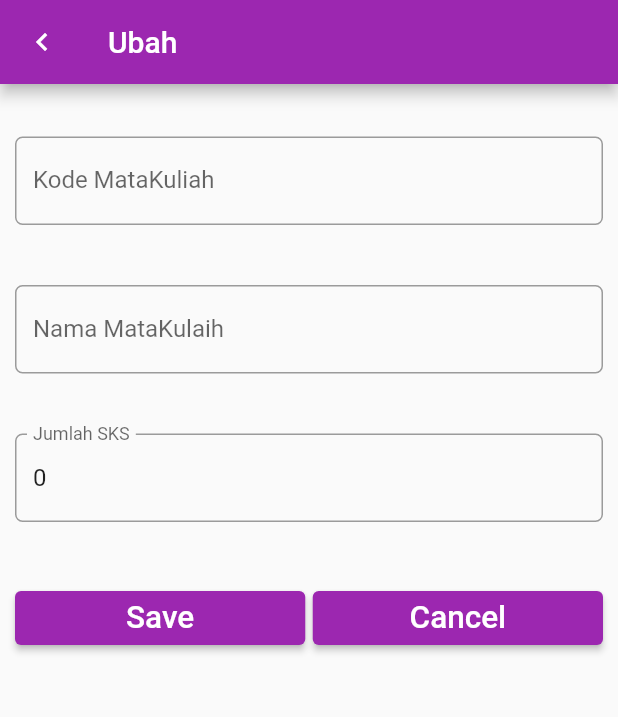
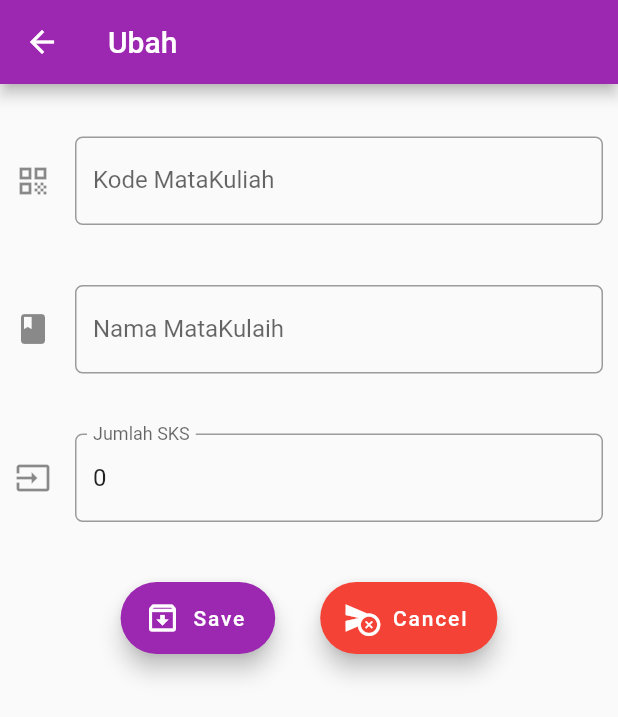
Before and after one commit to ririssilvia/Pemrograman-Mobile-flutter-UTS-Akademik-Minggu8, a Flutter app: the EntryForm screen opened directly with empty values, on a phone screen of 412 x 824 dp. Shown: the top 717 px of the screen. Run offline on Flutter 3.47's test engine with Material 2 defaults, Android fonts, the phone set to English and light mode, and no system bars; our stand-ins replace sqflite; accounts and stored records are empty; network calls fail.

Commit message:
Menambahkan dan memodifikasi home matakuliah  dan matakuliahEntryForm

```diff
--- a/lib/matakuliahEntryForm.dart
+++ b/lib/matakuliahEntryForm.dart
@@ -16,7 +16,6 @@ class EntryFormState extends State<EntryForm> {
   TextEditingController namaMatkulController = TextEditingController();
   TextEditingController sksController = TextEditingController();
 
-
   @override
   Widget build(BuildContext context) {
     //kondisi
@@ -24,13 +23,17 @@ class EntryFormState extends State<EntryForm> {
       kodeMatakulController.text = mataKuliah.kodeMatkul;
       namaMatkulController.text = mataKuliah.namaMatkul;
       sksController.text = mataKuliah.sks.toString();
-
     }
     //rubah
     return Scaffold(
         appBar: AppBar(
-          title: mataKuliah== null ? Text('Tambah') : Text('Ubah'),
-          leading: Icon(Icons.keyboard_arrow_left),
+          title: mataKuliah == null ? Text('Tambah') : Text('Ubah'),
+          leading: new IconButton(
+            icon: new Icon(Icons.arrow_back),
+            onPressed: () {
+              Navigator.pop(context);
+            },
+          ),
         ),
         body: Padding(
           padding: EdgeInsets.only(top: 15.0, left: 10.0, right: 10.0),
@@ -41,9 +44,10 @@ class EntryFormState extends State<EntryForm> {
                 padding: EdgeInsets.only(top: 20.0, bottom: 20.0),
                 child: TextField(
                   controller: kodeMatakulController,
-                  keyboardType: TextInputType.number,
+                  keyboardType: TextInputType.text,
                   decoration: InputDecoration(
                     labelText: 'Kode MataKuliah',
+                    icon: Icon(Icons.qr_code),
                     border: OutlineInputBorder(
                       borderRadius: BorderRadius.circular(5.0),
                     ),
@@ -62,6 +66,7 @@ class EntryFormState extends State<EntryForm> {
                   keyboardType: TextInputType.text,
                   decoration: InputDecoration(
                     labelText: 'Nama MataKulaih',
+                    icon: Icon(Icons.book),
                     border: OutlineInputBorder(
                       borderRadius: BorderRadius.circular(5.0),
                     ),
@@ -75,10 +80,11 @@ class EntryFormState extends State<EntryForm> {
               Padding(
                 padding: EdgeInsets.only(top: 20.0, bottom: 20.0),
                 child: TextField(
-                  controller:  sksController,
+                  controller: sksController,
                   keyboardType: TextInputType.number,
                   decoration: InputDecoration(
                     labelText: 'Jumlah SKS',
+                    icon: Icon(Icons.input),
                     border: OutlineInputBorder(
                       borderRadius: BorderRadius.circular(5.0),
                     ),
@@ -89,21 +95,15 @@ class EntryFormState extends State<EntryForm> {
                 ),
               ),
 
-
               // tombol button
               Padding(
                 padding: EdgeInsets.only(top: 20.0, bottom: 20.0),
                 child: Row(
+                   mainAxisAlignment: MainAxisAlignment.center,
                   children: <Widget>[
-                    // tombol simpan
-                    Expanded(
-                      child: ElevatedButton(
-                        // color: Theme.of(context).primaryColorDark,
-                        // textColor: Theme.of(context).primaryColorLight,
-                        child: Text(
-                          'Save',
-                          textScaleFactor: 1.5,
-                        ),
+                     Container(
+                      child: FloatingActionButton.extended(
+                        //button with an optional icon and label
                          onPressed: () {
                           if (mataKuliah == null) {
                             // tambah data
@@ -113,32 +113,33 @@ class EntryFormState extends State<EntryForm> {
                                 int.parse(sksController.text));
                           } else {
                             // ubah data
-                            mataKuliah.kodeMatkul =  kodeMatakulController.text;
-                            mataKuliah.namaMatkul =  namaMatkulController.text;
+                            mataKuliah.kodeMatkul = kodeMatakulController.text;
+                            mataKuliah.namaMatkul = namaMatkulController.text;
                             mataKuliah.sks = int.parse(sksController.text);
-
                           }
 
                           // kembali ke layar sebelumnya dengan membawa objek item
                           Navigator.pop(context, mataKuliah);
                         },
+                        backgroundColor: Colors.purple,
+                        icon: Icon(Icons.archive_outlined),
+                        label: Text('Save'),
                       ),
                     ),
                     Container(
-                      width: 5.0,
+                      width: 30,
                     ),
+
                     // tombol batal
-                    Expanded(
-                      child: ElevatedButton(
-                        // color: Theme.of(context).primaryColorDark,
-                        // textColor: Theme.of(context).primaryColorLight,
-                        child: Text(
-                          'Cancel',
-                          textScaleFactor: 1.5,
-                        ),
+                    Container(
+                      child: FloatingActionButton.extended(
+                        //button with an optional icon and label
                         onPressed: () {
                           Navigator.pop(context);
                         },
+                        backgroundColor: Colors.red,
+                        icon: Icon(Icons.cancel_schedule_send),
+                        label: Text('Cancel'),
                       ),
                     ),
                   ],
```
Also changed, not shown: lib/homeMatakuliah.dart (+83 -27 lines). Lines whose indentation alone changed are shown as unchanged.
